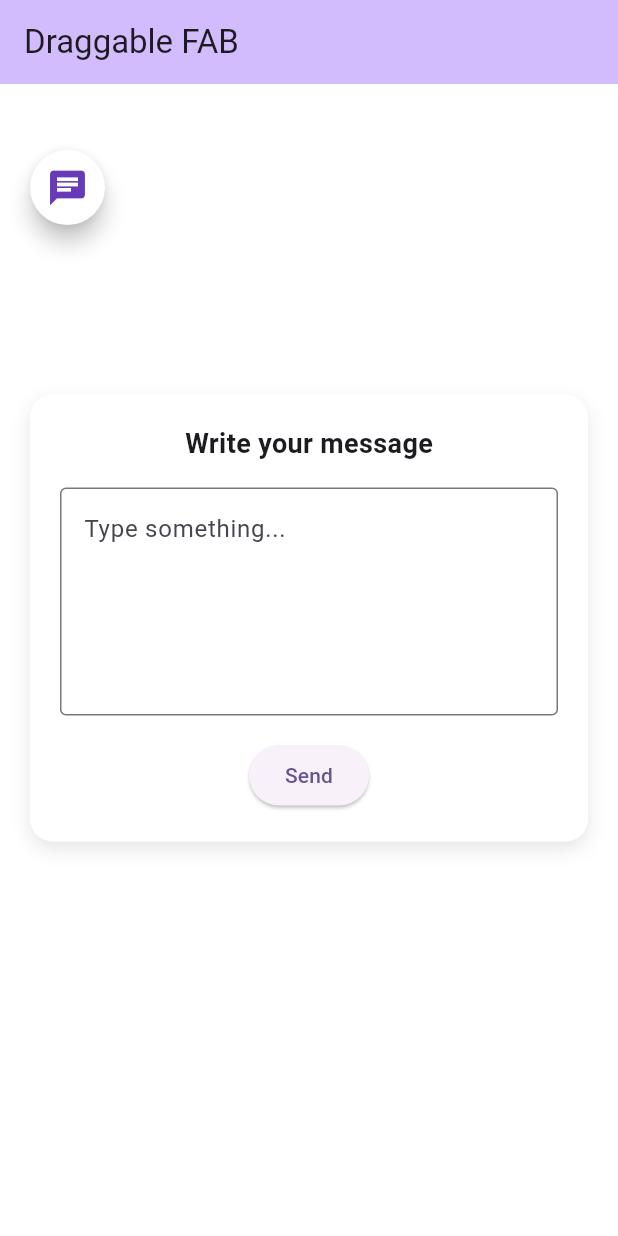
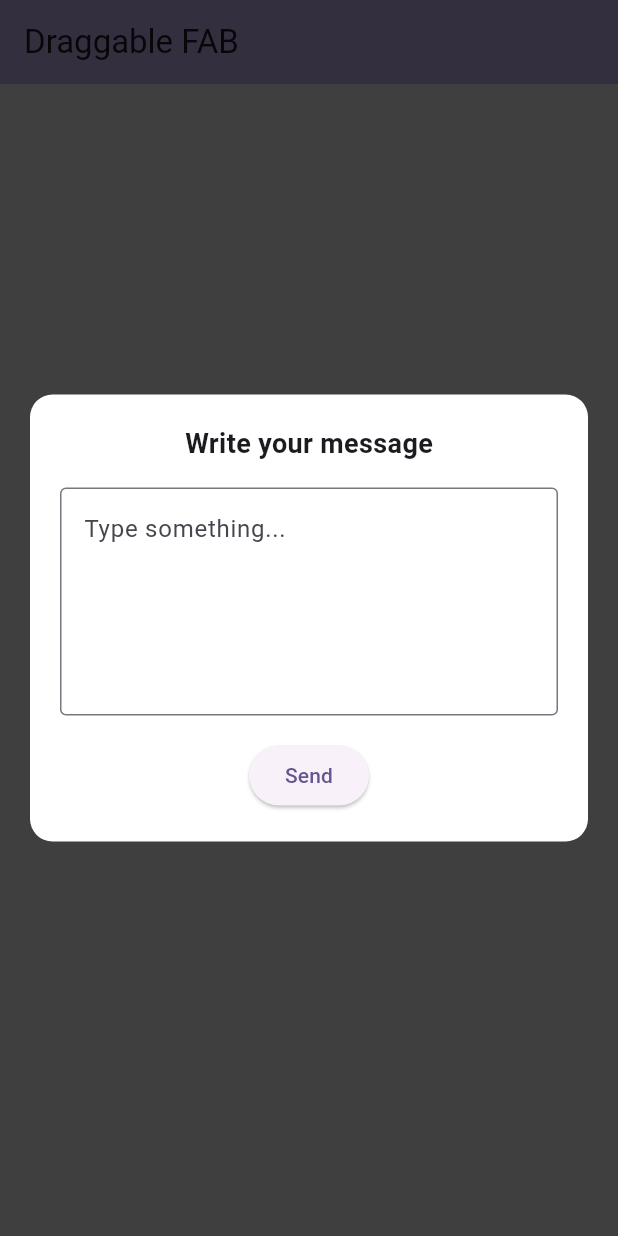
Before and after one commit to AlyssonPHN/FabDraggable, a Flutter app: the screen it shows after launch, after a tap on the "chat" icon, on a phone screen of 412 x 824 dp. Run offline on Flutter 3.47's test engine with Material 3 defaults, Android fonts, the phone set to English and light mode, and no system bars; our stand-ins replace flutter_bloc.

Commit message:
Final version

```diff
--- a/lib/main.dart
+++ b/lib/main.dart
@@ -1,6 +1,5 @@
 import 'package:button_instabug_sample/shared/components/float_button_draggable/controller/fab_floating_controller.dart';
 import 'package:button_instabug_sample/shared/components/float_button_draggable/float_button_draggable.dart';
-import 'package:button_instabug_sample/shared/components/flying_letter_popup/flying_letter_popup.dart';
 import 'package:flutter/material.dart';
 import 'package:flutter_bloc/flutter_bloc.dart';
 
@@ -24,22 +23,6 @@ class MyApp extends StatelessWidget {
             brightness: Brightness.light,
           ),
         ),
-        builder: (context, child) {
-          final fabCubit = BlocProvider.of<FabCubit>(context);
-          return BlocBuilder<FabCubit, FabState>(
-            bloc: fabCubit,
-            builder: (context, state) {
-              return Stack(
-                children: [
-                  child!,
-                  FloatingActionButtonDrag(controller: fabCubit),
-                  if (state.isPopupVisible)
-                    const FlyingLetterPopup(),
-                ],
-              );
-            },
-          );
-        },
         home: const MyHomePage(title: 'Draggable FAB'),
       ),
     );
@@ -62,7 +45,14 @@ class _MyHomePageState extends State<MyHomePage> {
         backgroundColor: Theme.of(context).colorScheme.inversePrimary,
         title: Text(widget.title),
       ),
-      body: const SizedBox.shrink(),
+      body: Stack(
+        children: [
+          const Center(
+            child: Text('Tap the button to open the popup!'),
+          ),
+          FloatingActionButtonDrag(controller: context.read<FabCubit>()),
+        ],
+      ),
     );
   }
 }
--- a/lib/shared/components/float_button_draggable/controller/fab_floating_controller.dart
+++ b/lib/shared/components/float_button_draggable/controller/fab_floating_controller.dart
@@ -10,7 +10,6 @@ class FabCubit extends Cubit<FabState> {
           targetUrl: '',
           position: const Offset(20, 100),
           isDragging: false,
-          isPopupVisible: false,
         ));
 
   bool _hasMoved = false;
@@ -21,8 +20,6 @@ class FabCubit extends Cubit<FabState> {
   void setTargetUrl(String url) => emit(state.copyWith(targetUrl: url));
   void setPosition(Offset newPosition) => emit(state.copyWith(position: newPosition));
   void setDragging(bool dragging) => emit(state.copyWith(isDragging: dragging));
-  void showPopup() => emit(state.copyWith(isPopupVisible: true));
-  void hidePopup() => emit(state.copyWith(isPopupVisible: false));
 
   void onPanStart(DragStartDetails details) {
     _hasMoved = false;
@@ -84,14 +81,12 @@ class FabState {
   final String targetUrl;
   final Offset position;
   final bool isDragging;
-  final bool isPopupVisible;
 
   FabState({
     required this.isVisible,
     required this.targetUrl,
     required this.position,
     required this.isDragging,
-    required this.isPopupVisible,
   });
 
   FabState copyWith({
@@ -99,14 +94,12 @@ class FabState {
     String? targetUrl,
     Offset? position,
     bool? isDragging,
-    bool? isPopupVisible,
   }) {
     return FabState(
       isVisible: isVisible ?? this.isVisible,
       targetUrl: targetUrl ?? this.targetUrl,
       position: position ?? this.position,
       isDragging: isDragging ?? this.isDragging,
-      isPopupVisible: isPopupVisible ?? this.isPopupVisible,
     );
   }
 }
--- a/lib/shared/components/float_button_draggable/float_button_draggable.dart
+++ b/lib/shared/components/float_button_draggable/float_button_draggable.dart
@@ -1,5 +1,6 @@
 
 import 'package:button_instabug_sample/shared/components/float_button_draggable/controller/fab_floating_controller.dart';
+import 'package:button_instabug_sample/shared/components/flying_letter_popup/flying_letter_popup.dart';
 import 'package:flutter/material.dart';
 import 'package:flutter_bloc/flutter_bloc.dart';
 
@@ -7,6 +8,17 @@ class FloatingActionButtonDrag extends StatelessWidget {
   final FabCubit controller;
 
   const FloatingActionButtonDrag({super.key, required this.controller});
+
+  void _showPopup(BuildContext context) {
+    Navigator.of(context).push(
+      PageRouteBuilder(
+        opaque: false,
+        barrierColor: Colors.black.withOpacity(0.5),
+        barrierDismissible: true,
+        pageBuilder: (context, _, __) => const FlyingLetterPopup(),
+      ),
+    );
+  }
 
   @override
   Widget build(BuildContext context) {
@@ -22,25 +34,21 @@ class FloatingActionButtonDrag extends StatelessWidget {
           top: state.position.dy,
           child: GestureDetector(
             onPanStart: controller.onPanStart,
-            onPanUpdate: (details) => controller.onPanUpdate(details, screenSize),
+            onPanUpdate: (details) =>
+                controller.onPanUpdate(details, screenSize),
             onPanEnd: (details) => controller.onPanEnd(details, screenSize),
             onPanCancel: controller.onPanCancel,
-            onTap: controller.showPopup,
-            child: AnimatedContainer(
-              duration: const Duration(milliseconds: 200),
-              transform: Matrix4.identity()..scale(state.isDragging ? 1.1 : 1.0),
-              child: SizedBox(
-                height: 50,
-                width: 50,
+            onTap: () => _showPopup(context),
+            child: Hero(
+              tag: 'fab-to-popup',
               child: FloatingActionButton(
                 key: const ValueKey('floatingActionButton'),
                 shape: const CircleBorder(),
                 onPressed: null, // Gesture handled by GestureDetector
-                  heroTag: "immediateDragButton",
+                heroTag: null, // Hero widget is handling the animation
                 backgroundColor: Colors.white,
-                  elevation: state.isDragging ? 12 : 6,
+                elevation: 6,
                 child: const Icon(Icons.chat, color: Colors.deepPurple, size: 28),
-                ),
               ),
             ),
           ),
--- a/lib/shared/components/flying_letter_popup/flying_letter_popup.dart
+++ b/lib/shared/components/flying_letter_popup/flying_letter_popup.dart
@@ -1,7 +1,5 @@
 
-import 'package:button_instabug_sample/shared/components/float_button_draggable/controller/fab_floating_controller.dart';
 import 'package:flutter/material.dart';
-import 'package:flutter_bloc/flutter_bloc.dart';
 
 class FlyingLetterPopup extends StatefulWidget {
   const FlyingLetterPopup({super.key});
@@ -12,10 +10,6 @@ class FlyingLetterPopup extends StatefulWidget {
 
 class _FlyingLetterPopupState extends State<FlyingLetterPopup>
     with TickerProviderStateMixin {
-  late AnimationController _flyController;
-  late Animation<Offset> _offsetAnimation;
-  late Animation<double> _fadeAnimation;
-
   late AnimationController _shakeController;
   late Animation<Offset> _shakeAnimation;
 
@@ -24,31 +18,7 @@ class _FlyingLetterPopupState extends State<FlyingLetterPopup>
   @override
   void initState() {
     super.initState();
-    _initFlyAnimation();
     _initShakeAnimation();
-  }
-
-  void _initFlyAnimation() {
-    _flyController = AnimationController(
-      vsync: this,
-      duration: const Duration(milliseconds: 500),
-    );
-
-    _offsetAnimation = Tween<Offset>(
-      begin: Offset.zero,
-      end: const Offset(0.0, -2.0),
-    ).animate(CurvedAnimation(
-      parent: _flyController,
-      curve: Curves.easeIn,
-    ));
-
-    _fadeAnimation = Tween<double>(
-      begin: 1.0,
-      end: 0.0,
-    ).animate(CurvedAnimation(
-      parent: _flyController,
-      curve: Curves.easeIn,
-    ));
   }
 
   void _initShakeAnimation() {
@@ -71,7 +41,6 @@ class _FlyingLetterPopupState extends State<FlyingLetterPopup>
 
   @override
   void dispose() {
-    _flyController.dispose();
     _shakeController.dispose();
     _textController.dispose();
     super.dispose();
@@ -81,36 +50,29 @@ class _FlyingLetterPopupState extends State<FlyingLetterPopup>
     if (_textController.text.trim().isEmpty) {
       _shakeController.forward(from: 0.0);
     } else {
-      _flyController.forward().whenComplete(() {
-        context.read<FabCubit>().hidePopup();
-      });
+      if (mounted) {
+        // The pop animation will be handled by the Hero controller
+        Navigator.of(context).pop();
+      }
     }
   }
 
   @override
   Widget build(BuildContext context) {
-    return HeroControllerScope.none(
-      child: FadeTransition(
-        opacity: _fadeAnimation,
-        child: SlideTransition(
-          position: _offsetAnimation,
-          child: Material(
-            color: Colors.transparent,
-            child: Navigator(
-              onGenerateRoute: (settings) {
-                return PageRouteBuilder(
-                  opaque: false,
-                  pageBuilder: (context, _, __) => Center(
+    return Scaffold(
+      // A semi-transparent barrier that closes the popup on tap
+      backgroundColor: Colors.black.withOpacity(0.5),
+      body: GestureDetector(
+        onTap: () => Navigator.of(context).pop(),
+        child: Center(
           child: SlideTransition(
             position: _shakeAnimation,
+            child: Hero(
+              tag: 'fab-to-popup',
               child: _PopupCard(
                 onSend: _sendLetter,
                 textController: _textController,
               ),
-                    ),
-                  ),
-                );
-              },
             ),
           ),
         ),
@@ -130,20 +92,19 @@ class _PopupCard extends StatelessWidget {
 
   @override
   Widget build(BuildContext context) {
-    return Container(
+    // Prevents taps inside the card from closing the popup
+    return GestureDetector(
+      onTap: () {},
+      child: Material(
+        type: MaterialType.transparency,
+        child: Container(
           padding: const EdgeInsets.all(20),
           margin: const EdgeInsets.symmetric(horizontal: 20),
           decoration: BoxDecoration(
             color: Colors.white,
             borderRadius: BorderRadius.circular(15),
-        boxShadow: [
-          BoxShadow(
-            color: Colors.black.withOpacity(0.1),
-            blurRadius: 10,
-            offset: const Offset(0, 5),
           ),
-        ],
-      ),
+          child: SingleChildScrollView(
             child: Column(
               mainAxisSize: MainAxisSize.min,
               children: [
@@ -170,6 +131,9 @@ class _PopupCard extends StatelessWidget {
                 ),
               ],
             ),
+          ),
+        ),
+      ),
     );
   }
 }
```
Lines whose indentation alone changed are shown as unchanged.
